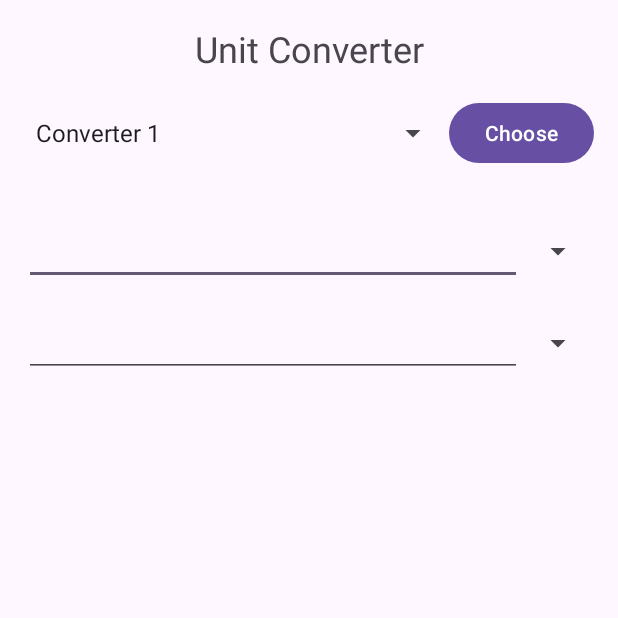
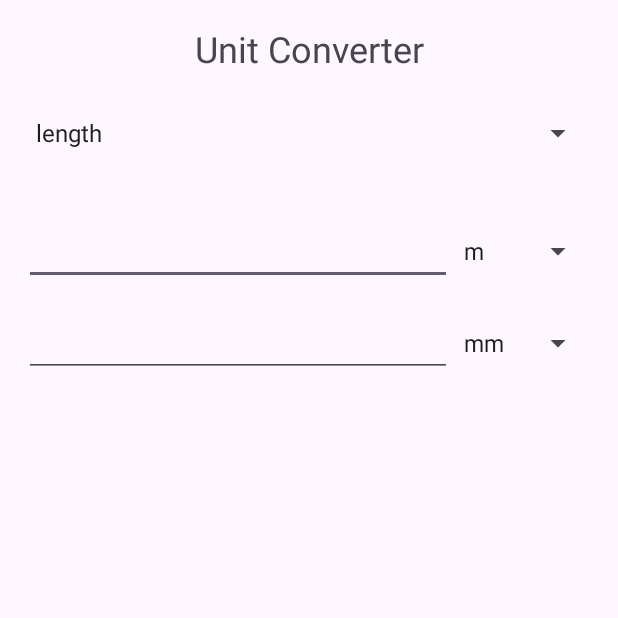
Before and after one commit to tyumentsev4/unit-converter, an Android app: the screen it shows after launch (MainActivity), on a phone screen of 412 x 824 dp, the top half of it. Run offline under Robolectric (Android 15) with nearby library versions, the phone set to English and light mode, and no system bars; our stand-ins replace data binding.

Commit message:
WP: 1st Converter

```diff
--- a/app/src/main/java/ru/ac/uniyar/tyumentsev/unitconverter/ui/converter/ConverterFragment.kt
+++ b/app/src/main/java/ru/ac/uniyar/tyumentsev/unitconverter/ui/converter/ConverterFragment.kt
@@ -2,13 +2,18 @@ package ru.ac.uniyar.tyumentsev.unitconverter.ui.converter
 
 import androidx.lifecycle.ViewModelProvider
 import android.os.Bundle
+import android.text.Editable
+import android.text.TextWatcher
+import android.util.Log
 import androidx.fragment.app.Fragment
 import android.view.LayoutInflater
 import android.view.View
 import android.view.ViewGroup
 import android.widget.AdapterView
 import android.widget.ArrayAdapter
+import androidx.core.widget.doOnTextChanged
 import androidx.databinding.DataBindingUtil
+import androidx.lifecycle.Observer
 import ru.ac.uniyar.tyumentsev.unitconverter.R
 import ru.ac.uniyar.tyumentsev.unitconverter.databinding.ConverterFragmentBinding
 
@@ -19,34 +24,102 @@ class ConverterFragment : Fragment() {
     private lateinit var binding: ConverterFragmentBinding
 
     override fun onCreateView(
-        inflater: LayoutInflater, container: ViewGroup?,
-        savedInstanceState: Bundle?
+        inflater: LayoutInflater, container: ViewGroup?, savedInstanceState: Bundle?
     ): View {
         binding = DataBindingUtil.inflate(
-            inflater,
-            R.layout.converter_fragment,
-            container,
-            false
+            inflater, R.layout.converter_fragment, container, false
         )
         viewModel = ViewModelProvider(this)[ConverterViewModel::class.java]
 
-        val adapter = ArrayAdapter(
-            requireContext(),
+        val converterPickerAdapter = ArrayAdapter(requireContext(),
             android.R.layout.simple_spinner_dropdown_item,
-            viewModel.converters.map { it.name }
-        )
+            viewModel.converters.map { it.name })
 
-        binding.converterPicker.adapter = adapter
+        binding.converterPicker.adapter = converterPickerAdapter
 
-        binding.converterPicker.onItemSelectedListener = object : AdapterView.OnItemSelectedListener {
-            override fun onItemSelected(parent: AdapterView<*>?, view: View?, position: Int, id: Long) {
-                viewModel.changeConverter(position)
+        binding.converterPicker.onItemSelectedListener =
+            object : AdapterView.OnItemSelectedListener {
+                override fun onItemSelected(
+                    parent: AdapterView<*>?, view: View?, position: Int, id: Long
+                ) {
+                    viewModel.changeConverter(position)
+                }
 
+                override fun onNothingSelected(parent: AdapterView<*>?) {}
             }
 
-            override fun onNothingSelected(parent: AdapterView<*>?) {}
+        binding.firstNumberUnit.onItemSelectedListener =
+            object : AdapterView.OnItemSelectedListener {
+                override fun onItemSelected(
+                    parent: AdapterView<*>?, view: View?, position: Int, id: Long
+                ) {
+                    viewModel.setFirstNumberUnit(position)
+                }
+
+                override fun onNothingSelected(parent: AdapterView<*>?) {}
+            }
+
+        binding.secondNumberUnit.onItemSelectedListener =
+            object : AdapterView.OnItemSelectedListener {
+                override fun onItemSelected(
+                    parent: AdapterView<*>?, view: View?, position: Int, id: Long
+                ) {
+                    viewModel.setSecondNumberUnit(position)
+                }
+
+                override fun onNothingSelected(parent: AdapterView<*>?) {}
+            }
+
+        viewModel.converter.observe(viewLifecycleOwner) {
+            val adapter = ArrayAdapter(
+                requireContext(),
+                android.R.layout.simple_spinner_dropdown_item,
+                viewModel.getUnitNames()
+            )
+            binding.firstNumberUnit.adapter = adapter
+            binding.secondNumberUnit.adapter = adapter
+            binding.secondNumberUnit.setSelection(1)
         }
+
+        viewModel.firstNumber.observe(viewLifecycleOwner) {
+            binding.firstNumber.removeTextChangedListener(firstNumberWatcher)
+            binding.firstNumber.setText(it.toString())
+            binding.firstNumber.addTextChangedListener(firstNumberWatcher)
+        }
+
+        viewModel.secondNumber.observe(viewLifecycleOwner) {
+            binding.secondNumber.removeTextChangedListener(secondNumberWatcher)
+            binding.secondNumber.setText(it.toString())
+            binding.secondNumber.addTextChangedListener(secondNumberWatcher)
+        }
+
+        binding.firstNumber.addTextChangedListener(firstNumberWatcher)
+        binding.secondNumber.addTextChangedListener(secondNumberWatcher)
 
         return binding.root
     }
+
+    private val firstNumberWatcher = object : TextWatcher {
+        override fun afterTextChanged(s: Editable?) {}
+
+        override fun beforeTextChanged(s: CharSequence?, start: Int, count: Int, after: Int) {}
+
+        override fun onTextChanged(s: CharSequence?, start: Int, before: Int, count: Int) {
+            val newValue = s?.toString()?.toDoubleOrNull() ?: 0.0
+            Log.i("ConverterFragment", "first new value ${newValue}")
+            viewModel.calculateSecondNumber(newValue)
+        }
+    }
+
+    private val secondNumberWatcher = object : TextWatcher {
+        override fun afterTextChanged(s: Editable?) {}
+
+        override fun beforeTextChanged(s: CharSequence?, start: Int, count: Int, after: Int) {}
+
+        override fun onTextChanged(s: CharSequence?, start: Int, before: Int, count: Int) {
+            val newValue = s?.toString()?.toDoubleOrNull() ?: 0.0
+            Log.i("ConverterFragment", "second new value ${newValue}}")
+            viewModel.calculateFirstNumber(newValue)
+        }
+    }
 }
--- a/app/src/main/java/ru/ac/uniyar/tyumentsev/unitconverter/ui/converter/ConverterViewModel.kt
+++ b/app/src/main/java/ru/ac/uniyar/tyumentsev/unitconverter/ui/converter/ConverterViewModel.kt
@@ -11,11 +11,87 @@ class ConverterViewModel : ViewModel() {
         _converter.value = converters[position]
     }
 
+    fun getUnitNames(): List<String> {
+        return _converter.value!!.units.map { it.name }
+    }
+
     val converters = listOf(
-        Converter("Converter 1", listOf(Unit("Unit 1", 1.0), Unit("Unit 2", 2.0))),
-        Converter("Converter 2", listOf(Unit("Unit 3", 3.0), Unit("Unit 4", 4.0)))
+        Converter(
+            "length",
+            listOf(
+                Unit("m", 1.0),
+                Unit("mm", 0.001),
+                Unit("cm", 0.01),
+                Unit("dm", 0.1),
+                Unit("km", 1000.0),
+                Unit("mile", 1609.35),
+                Unit("yard", 0.9144),
+                Unit("foot", 0.3048),
+                Unit("inch", 0.0254)
+            )
+        ),
+        Converter(
+            "weight",
+            listOf(
+                Unit("g", 1.0),
+                Unit("μg", 0.000001),
+                Unit("mg", 0.001),
+                Unit("kg", 1000.0),
+                Unit("cen", 100000.0),
+                Unit("ton", 1000000.0),
+                Unit("lb", 453.5922),
+                Unit("oz", 28.3495),
+            )
+        ),
+        Converter(
+            "area",
+            listOf(
+                Unit("m^3", 1.0),
+                Unit("mL", 1000000.0),
+                Unit("L", 1000.0),
+                Unit("pt", 2113.376),
+                Unit("kw", 1056.688),
+                Unit("gal", 1056.688),
+                Unit("ft^3", 35.315),
+                Unit("in^3", 1023.744),
+            )
+        ),
     )
     private val _converter = MutableLiveData<Converter>()
     val converter: LiveData<Converter>
         get() = _converter
+
+    private val _firstNumber = MutableLiveData<Double>()
+    val firstNumber: LiveData<Double>
+        get() = _firstNumber
+
+    fun calculateFirstNumber(number: Double) {
+        _firstNumber.value = number * _secondNumberUnit.value!!.value / _firstNumberUnit.value!!.value
+    }
+
+    private val _firstNumberUnit = MutableLiveData<Unit>()
+
+    val firstNumberUnit: LiveData<Unit>
+        get() = _firstNumberUnit
+
+    fun setFirstNumberUnit(position: Int) {
+        _firstNumberUnit.value = _converter.value!!.units[position]
+    }
+
+    private val _secondNumber = MutableLiveData<Double>()
+    val secondNumber: LiveData<Double>
+        get() = _secondNumber
+
+    fun calculateSecondNumber(number: Double) {
+        _secondNumber.value = number * _firstNumberUnit.value!!.value / _secondNumberUnit.value!!.value
+    }
+
+    private val _secondNumberUnit = MutableLiveData<Unit>()
+
+    val secondNumberUnit: LiveData<Unit>
+        get() = _secondNumberUnit
+
+    fun setSecondNumberUnit(position: Int) {
+        _secondNumberUnit.value = _converter.value!!.units[position]
+    }
 }
--- a/app/src/main/res/layout/converter_fragment.xml
+++ b/app/src/main/res/layout/converter_fragment.xml
@@ -2,6 +2,8 @@
 <layout xmlns:android="http://schemas.android.com/apk/res/android"
     xmlns:tools="http://schemas.android.com/tools"
     xmlns:app="http://schemas.android.com/apk/res-auto">
+
+
     <androidx.constraintlayout.widget.ConstraintLayout
         android:id="@+id/converter_layout"
         android:layout_width="match_parent"
@@ -22,23 +24,12 @@
         <Spinner
             android:id="@+id/converter_picker"
             android:layout_width="0dp"
-            android:layout_height="0dp"
+            android:layout_height="wrap_content"
             android:layout_marginStart="16dp"
-            app:layout_constraintBottom_toBottomOf="@+id/choose_converter_button"
-            app:layout_constraintEnd_toStartOf="@+id/choose_converter_button"
-            app:layout_constraintHorizontal_bias="0.0"
-            app:layout_constraintStart_toStartOf="parent"
-            app:layout_constraintTop_toTopOf="@+id/choose_converter_button"
-            app:layout_constraintVertical_bias="0.0" />
-
-        <Button
-            android:id="@+id/choose_converter_button"
-            android:layout_width="0dp"
-            android:layout_height="wrap_content"
             android:layout_marginTop="16dp"
             android:layout_marginEnd="16dp"
-            android:text="@string/chooseConvertor"
             app:layout_constraintEnd_toEndOf="parent"
+            app:layout_constraintStart_toStartOf="parent"
             app:layout_constraintTop_toBottomOf="@+id/converter_title" />
 
         <EditText
```
Also changed, not shown: 1 other file.
